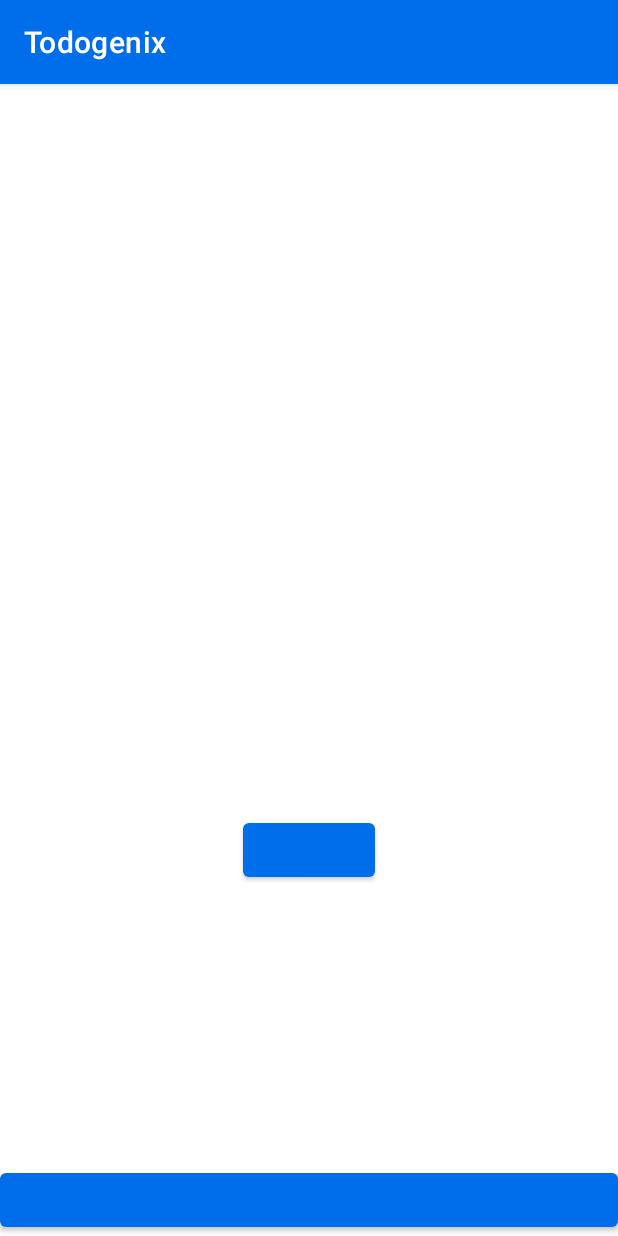
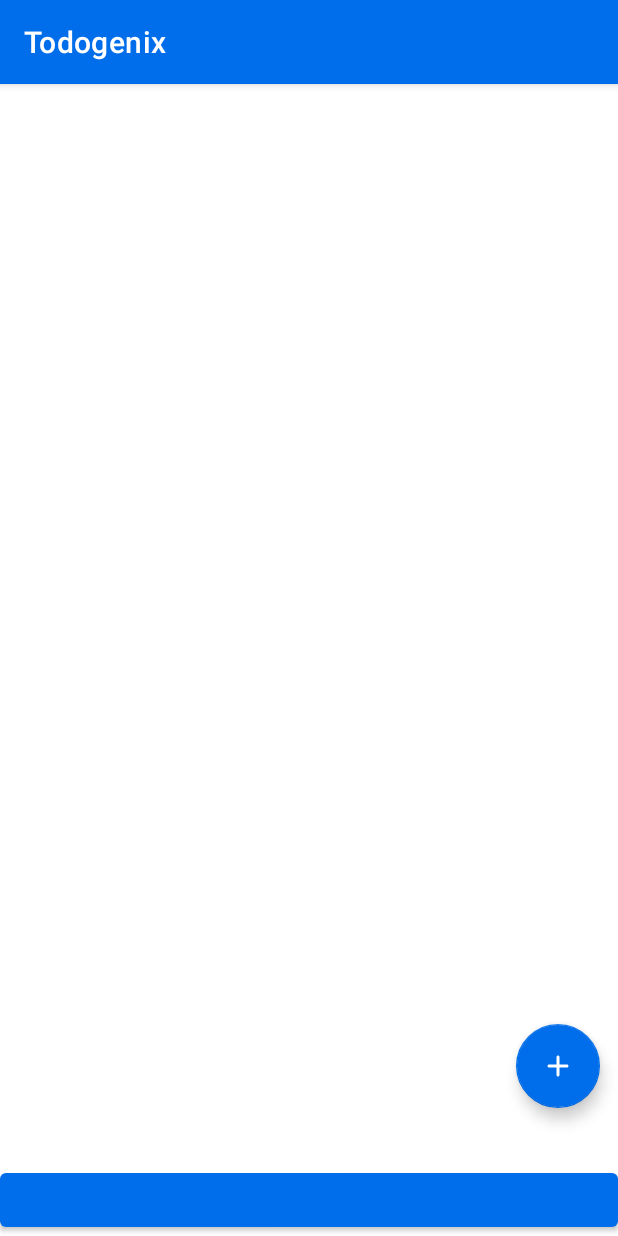
Before and after one commit to venusaim23/Todogenix, an Android app: the fragment TodoFragment placed in its activity, on a phone screen of 412 x 824 dp. Run offline under Robolectric (Android 15) with nearby library versions, the phone set to English and light mode, and no system bars; libraries missing offline, so code that uses them is left out: com.alan.alansdk; plain views replace AlanButton; 4 statements that could not run were skipped.

Commit message:
add todo logic

```diff
--- a/Android/app/build.gradle
+++ b/Android/app/build.gradle
@@ -39,6 +39,7 @@ dependencies {
     implementation 'androidx.navigation:navigation-fragment:2.3.5'
     implementation 'androidx.navigation:navigation-ui:2.3.5'
     implementation 'com.google.firebase:firebase-database:20.0.3'
+    implementation 'androidx.legacy:legacy-support-v4:1.0.0'
     testImplementation 'junit:junit:4.+'
     implementation 'app.alan:sdk:4.12.0'
     androidTestImplementation 'androidx.test.ext:junit:1.1.3'
--- a/Android/app/src/main/java/com/alanai/todogenix/HomeFragment.java
+++ b/Android/app/src/main/java/com/alanai/todogenix/HomeFragment.java
@@ -1,5 +1,6 @@
 package com.alanai.todogenix;
 
+import android.content.Context;
 import android.os.Bundle;
 import android.view.LayoutInflater;
 import android.view.View;
@@ -12,7 +13,12 @@ import com.alanai.todogenix.databinding.FragmentHomeBinding;
 
 public class HomeFragment extends Fragment {
 
+    private HomeFragmentListener fragmentListener;
     private FragmentHomeBinding binding;
+
+    public interface HomeFragmentListener {
+        void openTodo();
+    }
 
     @Override
     public View onCreateView(LayoutInflater inflater, ViewGroup container, Bundle savedInstanceState) {
@@ -28,7 +34,7 @@ public class HomeFragment extends Fragment {
         binding.todoCard.setOnClickListener(new View.OnClickListener() {
             @Override
             public void onClick(View v) {
-                //open todoList
+                fragmentListener.openTodo();
             }
         });
     }
@@ -38,4 +44,19 @@ public class HomeFragment extends Fragment {
         super.onDestroyView();
         binding = null;
     }
+
+    @Override
+    public void onAttach(@NonNull Context context) {
+        super.onAttach(context);
+        if (context instanceof HomeFragmentListener)
+            fragmentListener = (HomeFragmentListener) context;
+        else
+            throw new RuntimeException(context.toString() + " must implement HomeFragmentListener");
+    }
+
+    @Override
+    public void onDetach() {
+        super.onDetach();
+        fragmentListener = null;
+    }
 }
--- a/Android/app/src/main/java/com/alanai/todogenix/MainActivity.java
+++ b/Android/app/src/main/java/com/alanai/todogenix/MainActivity.java
@@ -21,7 +21,7 @@ import com.alanai.todogenix.databinding.ActivityMainBinding;
 import org.json.JSONException;
 import org.json.JSONObject;
 
-public class MainActivity extends AppCompatActivity {
+public class MainActivity extends AppCompatActivity implements HomeFragment.HomeFragmentListener, TodoFragment.TodoFragmentListener {
 
     private ActivityMainBinding binding;
 
@@ -68,14 +68,6 @@ public class MainActivity extends AppCompatActivity {
         };
 
         binding.alanButton.registerCallback(alanCallback);
-
-//        binding.fab.setOnClickListener(new View.OnClickListener() {
-//            @Override
-//            public void onClick(View view) {
-//                Snackbar.make(view, "Replace with your own action", Snackbar.LENGTH_LONG)
-//                        .setAction("Action", null).show();
-//            }
-//        });
     }
 
     private void requestPermission() {
@@ -90,6 +82,17 @@ public class MainActivity extends AppCompatActivity {
                     //prompt dialog for permission
                 }
             });
+
+    @Override
+    public void openTodo() {
+        manager.beginTransaction().replace(R.id.frame_layout_main, todoFragment).addToBackStack(null).commit();
+    }
+
+    @Override
+    public void addTask() {
+        AddTask bottomSheet = new AddTask(this);
+        bottomSheet.show(getSupportFragmentManager(), bottomSheet.getTag());
+    }
 
 //    @Override
 //    public boolean onCreateOptionsMenu(Menu menu) {
--- a/Android/app/src/main/java/com/alanai/todogenix/TodoFragment.java
+++ b/Android/app/src/main/java/com/alanai/todogenix/TodoFragment.java
@@ -1,5 +1,6 @@
 package com.alanai.todogenix;
 
+import android.content.Context;
 import android.os.Bundle;
 import android.view.LayoutInflater;
 import android.view.View;
@@ -7,18 +8,40 @@ import android.view.ViewGroup;
 
 import androidx.annotation.NonNull;
 import androidx.fragment.app.Fragment;
+import androidx.recyclerview.widget.DefaultItemAnimator;
+import androidx.recyclerview.widget.LinearLayoutManager;
+import androidx.swiperefreshlayout.widget.SwipeRefreshLayout;
 
 import com.alanai.todogenix.databinding.FragmentTodoBinding;
 
-public class TodoFragment extends Fragment {
+public class TodoFragment extends Fragment implements SwipeRefreshLayout.OnRefreshListener {
 
+    private TodoFragmentListener listener;
     private FragmentTodoBinding binding;
 
+    private Context context;
+
     @Override
-    public View onCreateView(
-            LayoutInflater inflater, ViewGroup container,
-            Bundle savedInstanceState
-    ) {
+    public void onRefresh() {
+
+    }
+
+    public interface TodoFragmentListener {
+        void addTask();
+    }
+
+    @Override
+    public void onAttach(@NonNull Context context) {
+        super.onAttach(context);
+        this.context = context;
+        if (context instanceof TodoFragmentListener)
+            listener = (TodoFragmentListener) context;
+        else
+            throw new RuntimeException(context.toString() + " must implement TodoFragmentListener");
+    }
+
+    @Override
+    public View onCreateView(LayoutInflater inflater, ViewGroup container, Bundle savedInstanceState) {
 
         binding = FragmentTodoBinding.inflate(inflater, container, false);
         return binding.getRoot();
@@ -28,13 +51,20 @@ public class TodoFragment extends Fragment {
     public void onViewCreated(@NonNull View view, Bundle savedInstanceState) {
         super.onViewCreated(view, savedInstanceState);
 
-//        binding.buttonSecond.setOnClickListener(new View.OnClickListener() {
-//            @Override
-//            public void onClick(View view) {
-//                NavHostFragment.findNavController(TodoFragment.this)
-//                        .navigate(R.id.action_SecondFragment_to_FirstFragment);
-//            }
-//        });
+        binding.swipeRefreshTodo.setColorSchemeResources(R.color.alan_blue);
+        binding.swipeRefreshTodo.setOnRefreshListener(this);
+//        binding.swipeRefreshTodo.setRefreshing(true);
+
+        binding.recyclerViewTodo.setLayoutManager(new LinearLayoutManager(context));
+        binding.recyclerViewTodo.setHasFixedSize(true);
+        binding.recyclerViewTodo.setItemAnimator(new DefaultItemAnimator());
+
+        binding.fab.setOnClickListener(new View.OnClickListener() {
+            @Override
+            public void onClick(View view) {
+                listener.addTask();
+            }
+        });
     }
 
     @Override
@@ -43,4 +73,9 @@ public class TodoFragment extends Fragment {
         binding = null;
     }
 
+    @Override
+    public void onDetach() {
+        super.onDetach();
+        listener = null;
+    }
 }
--- /dev/null
+++ b/Android/app/src/main/res/drawable/ic_round_timer.xml
@@ -0,0 +1,5 @@
+<vector android:height="24dp" android:tint="#FFFFFF"
+    android:viewportHeight="24" android:viewportWidth="24"
+    android:width="24dp" xmlns:android="http://schemas.android.com/apk/res/android">
+    <path android:fillColor="@android:color/white" android:pathData="M14,1h-4c-0.55,0 -1,0.45 -1,1s0.45,1 1,1h4c0.55,0 1,-0.45 1,-1s-0.45,-1 -1,-1zM12,14c0.55,0 1,-0.45 1,-1L13,9c0,-0.55 -0.45,-1 -1,-1s-1,0.45 -1,1v4c0,0.55 0.45,1 1,1zM19.03,7.39l0.75,-0.75c0.38,-0.38 0.39,-1.01 0,-1.4l-0.01,-0.01c-0.39,-0.39 -1.01,-0.38 -1.4,0l-0.75,0.75C16.07,4.74 14.12,4 12,4c-4.8,0 -8.88,3.96 -9,8.76C2.87,17.84 6.94,22 12,22c4.98,0 9,-4.03 9,-9 0,-2.12 -0.74,-4.07 -1.97,-5.61zM12,20c-3.87,0 -7,-3.13 -7,-7s3.13,-7 7,-7 7,3.13 7,7 -3.13,7 -7,7z"/>
+</vector>
--- a/Android/app/src/main/res/layout/activity_main.xml
+++ b/Android/app/src/main/res/layout/activity_main.xml
@@ -24,18 +24,6 @@
         android:id="@+id/content_main"
         layout="@layout/content_main" />
 
-    <com.google.android.material.floatingactionbutton.FloatingActionButton
-        android:id="@+id/fab"
-        android:layout_width="wrap_content"
-        android:layout_height="wrap_content"
-        android:layout_gravity="bottom|end"
-        android:layout_marginEnd="@dimen/fab_margin"
-        android:layout_marginBottom="16dp"
-        android:contentDescription="@string/floating_action_button"
-        android:visibility="gone"
-        app:srcCompat="@drawable/ic_round_add"
-        app:tint="@color/white" />
-
     <com.alan.alansdk.button.AlanButton
         android:id="@+id/alan_button"
         android:layout_width="match_parent"
--- a/Android/app/src/main/res/layout/fragment_home.xml
+++ b/Android/app/src/main/res/layout/fragment_home.xml
@@ -226,7 +226,7 @@
                     android:layout_height="80dp"
                     android:layout_margin="10dp"
                     android:scaleType="fitCenter"
-                    app:srcCompat="@drawable/success" />
+                    app:srcCompat="@drawable/quote_icon" />
 
                 <TextView
                     android:id="@+id/quote_title_tv"
--- a/Android/app/src/main/res/layout/fragment_todo.xml
+++ b/Android/app/src/main/res/layout/fragment_todo.xml
@@ -6,21 +6,28 @@
     android:layout_height="match_parent"
     tools:context=".TodoFragment">
 
-    <TextView
-        android:id="@+id/textview_second"
+    <androidx.swiperefreshlayout.widget.SwipeRefreshLayout
+        android:id="@+id/swipe_refresh_todo"
+        android:layout_width="match_parent"
+        android:layout_height="match_parent">
+
+        <androidx.recyclerview.widget.RecyclerView
+            android:id="@+id/recycler_view_todo"
+            android:layout_width="match_parent"
+            android:clipToPadding="false"
+            android:paddingBottom="150dp"
+            android:layout_height="match_parent" />
+    </androidx.swiperefreshlayout.widget.SwipeRefreshLayout>
+
+    <com.google.android.material.floatingactionbutton.FloatingActionButton
+        android:id="@+id/fab"
         android:layout_width="wrap_content"
         android:layout_height="wrap_content"
-        app:layout_constraintBottom_toTopOf="@id/button_second"
-        app:layout_constraintEnd_toEndOf="parent"
-        app:layout_constraintStart_toStartOf="parent"
-        app:layout_constraintTop_toTopOf="parent" />
-
-    <Button
-        android:id="@+id/button_second"
-        android:layout_width="wrap_content"
-        android:layout_height="wrap_content"
+        android:layout_marginEnd="12dp"
+        android:layout_marginBottom="85dp"
+        android:contentDescription="@string/floating_action_button"
         app:layout_constraintBottom_toBottomOf="parent"
         app:layout_constraintEnd_toEndOf="parent"
-        app:layout_constraintStart_toStartOf="parent"
-        app:layout_constraintTop_toBottomOf="@id/textview_second" />
+        app:srcCompat="@drawable/ic_round_add"
+        app:tint="@color/white" />
 </androidx.constraintlayout.widget.ConstraintLayout>
```
Also changed, not shown: Android/app/src/main/java/com/alanai/todogenix/AddTask.java (added, +89 -0 lines), Android/app/src/main/res/drawable/bottom_sheet_shape.xml (added, +7 -0 lines), Android/app/src/main/res/layout/fragment_add_task.xml (added, +175 -0 lines), Android/app/src/main/res/layout/spinner_layout.xml (added, +9 -0 lines), Android/app/src/main/res/layout/todo_item.xml (added, +106 -0 lines), Android/app/src/main/res/values/colors.xml (+7 -4 lines), Android/app/src/main/res/values/strings.xml (+16 -0 lines), Android/app/src/main/res/drawable/quote_icon.png (renamed from Android/app/src/main/res/drawable/success.png).
